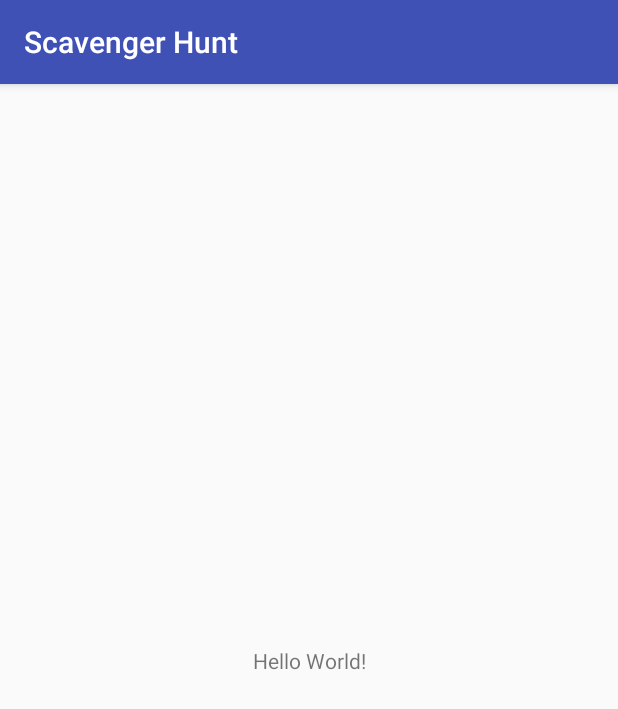
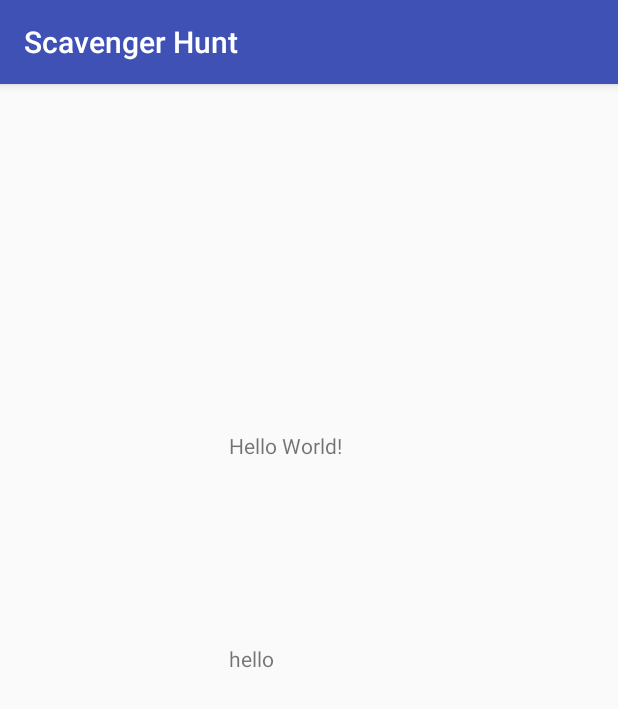
Before and after one commit to florian-texier/Projet_integration_SOC, an Android app: the screen it shows after launch (MainActivity), on a phone screen of 412 x 824 dp. Shown: the top 709 px of the screen. Run offline under Robolectric (Android 15) with nearby library versions, the phone set to English and light mode, and no system bars; libraries missing offline, so code that uses them is left out: com.google.android.gms, org.altbeacon.beacon; 3 statements that could not run were skipped.

Commit message:
Display beacon distance on the screen

```diff
--- a/Application/app/src/main/java/imerir/scavengerhunt/MainActivity.java
+++ b/Application/app/src/main/java/imerir/scavengerhunt/MainActivity.java
@@ -38,6 +38,7 @@ public class MainActivity extends AppCompatActivity implements BeaconConsumer {
     private BeaconManager beaconManager;
 
     TextView mTextView;
+    TextView mDistance;
 
     void displayText(final String message) {
         runOnUiThread(new Runnable() {
@@ -64,7 +65,8 @@ public class MainActivity extends AppCompatActivity implements BeaconConsumer {
         super.onCreate(savedInstanceState);
         setContentView(R.layout.activity_main);
 
-        mTextView = (TextView) findViewById(R.id.textView);
+        mTextView = findViewById(R.id.textView);
+        mDistance = findViewById(R.id.distance);
 
         if (Build.VERSION.SDK_INT > Build.VERSION_CODES.LOLLIPOP) {
             if (checkSelfPermission(Manifest.permission.CAMERA) != PackageManager.PERMISSION_GRANTED) {
@@ -113,8 +115,6 @@ public class MainActivity extends AppCompatActivity implements BeaconConsumer {
     protected void onResume() {
         super.onResume();
 
-
-
         beaconManager = BeaconManager.getInstanceForApplication(this);
 
         final String iBeaconLayout = "m:2-3=0215,i:4-19,i:20-21,i:22-23,p:24-24";
@@ -142,18 +142,24 @@ public class MainActivity extends AppCompatActivity implements BeaconConsumer {
     public void onBeaconServiceConnect() {
 
         Log.i(TAG, "beaconServiceConnected");
-
         beaconManager.addRangeNotifier(new RangeNotifier() {
 
             @Override
             public void didRangeBeaconsInRegion(Collection<Beacon> collection, Region region) {
+                Log.d("-----------------------", "distance"+collection);
                 for(Beacon beacon : collection) {
                     Log.i(TAG, "Detected beacon : " + beacon.getId1());
                     Log.i(TAG, "Detected beacon @ distance " + beacon.getDistance());
+                    final double dist = beacon.getDistance();
+                    runOnUiThread(new Runnable() {
+                        @Override
+                        public void run() {
+                            mDistance.setText(Double.toString(dist));
+                        }
+                    });
                 }
             }
         });
-
         beaconManager.addMonitorNotifier(new MonitorNotifier() {
             @Override
             public void didEnterRegion(Region region) {
@@ -172,7 +178,7 @@ public class MainActivity extends AppCompatActivity implements BeaconConsumer {
         });
 
         try {
-            Region region = new Region("Totorama", Identifier.parse("623c4c56-34e7-4e55-9257-bde28c1cc51a"), null, null);
+            Region region = new Region("Totorama", null, null, null);
             beaconManager.startMonitoringBeaconsInRegion(region);
             beaconManager.startRangingBeaconsInRegion(region);
         } catch (RemoteException e) {
--- a/Application/app/src/main/res/layout/activity_main.xml
+++ b/Application/app/src/main/res/layout/activity_main.xml
@@ -9,11 +9,28 @@
     <TextView
         android:id="@+id/textView"
         android:layout_width="wrap_content"
-        android:layout_height="wrap_content"
+        android:layout_height="29dp"
         android:text="Hello World!"
         app:layout_constraintBottom_toBottomOf="parent"
+        app:layout_constraintHorizontal_bias="0.454"
         app:layout_constraintLeft_toLeftOf="parent"
         app:layout_constraintRight_toRightOf="parent"
+        app:layout_constraintTop_toTopOf="parent"
+        app:layout_constraintVertical_bias="0.313" />
+
+    <TextView
+        android:id="@+id/distance"
+        android:layout_width="78dp"
+        android:layout_height="21dp"
+        android:layout_marginBottom="8dp"
+        android:layout_marginEnd="8dp"
+        android:layout_marginStart="8dp"
+        android:layout_marginTop="8dp"
+        android:text="hello"
+        app:layout_constraintBottom_toBottomOf="parent"
+        app:layout_constraintEnd_toEndOf="parent"
+        app:layout_constraintHorizontal_bias="0.455"
+        app:layout_constraintStart_toStartOf="parent"
         app:layout_constraintTop_toTopOf="parent" />
 
 </android.support.constraint.ConstraintLayout>
```
